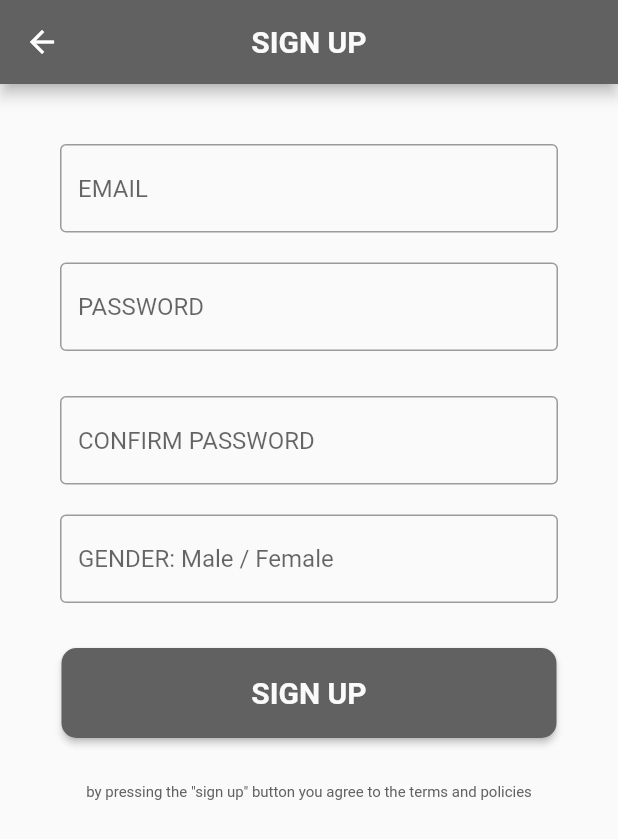
After one commit to mosaber7/Software2_project_flutter, a Flutter app: the screen it shows after launch, after a tap on "SIGN UP", on a phone screen of 412 x 824 dp. The commit adds this screen. Shown: the top 839 px of the screen. Run offline on Flutter 3.47's test engine with Material 2 defaults, Android fonts, the phone set to English and light mode, and no system bars.

Commit message:
sign up page is added mosaber 24/8

```diff
--- a/software2_project/lib/homepage.dart
+++ b/software2_project/lib/homepage.dart
@@ -1,5 +1,6 @@
 import 'package:flutter/material.dart';
 import 'package:software2_project/signinpage.dart';
+import 'package:software2_project/singuppage.dart';
 
 void main() {
   runApp(MaterialApp(
@@ -68,12 +69,15 @@ class Homepage extends StatelessWidget {
               minWidth: 300.0,
               height: 60.0,
               child: RaisedButton(
-                onPressed: () {},
+                onPressed: () {
+                  Navigator.push(context,
+                      MaterialPageRoute(builder: (context) => Signuppage()));
+                },
                 shape: RoundedRectangleBorder(
                     borderRadius: BorderRadiusDirectional.circular(10)),
                 color: Colors.grey[700],
                 child: Text(
-                  'SIGNUP',
+                  'SIGN UP',
                   style: TextStyle(
                     fontWeight: FontWeight.bold,
                     color: Colors.grey[50],
--- /dev/null
+++ b/software2_project/lib/singuppage.dart
@@ -0,0 +1,96 @@
+import 'package:flutter/material.dart';
+
+class Signuppage extends StatelessWidget {
+  @override
+  Widget build(BuildContext context) {
+    return Scaffold(
+      appBar: AppBar(
+        backgroundColor: Colors.grey[700],
+        title: Text(
+          'SIGN UP',
+          style: TextStyle(
+            fontWeight: FontWeight.bold,
+            color: Colors.grey[50],
+            fontSize: 20,
+          ),
+        ),
+        centerTitle: true,
+      ),
+      body: SingleChildScrollView(
+        child: Column(
+          mainAxisAlignment: MainAxisAlignment.center,
+          children: <Widget>[
+            Container(
+              margin: EdgeInsets.fromLTRB(40, 40, 40, 0),
+              child: TextField(
+                decoration: InputDecoration(
+                    border: OutlineInputBorder(), hintText: 'EMAIL'),
+              ),
+            ),
+            SizedBox(
+              height: 20,
+            ),
+            Container(
+              margin: EdgeInsets.fromLTRB(40, 0, 40, 0),
+              child: TextField(
+                obscureText: true,
+                decoration: InputDecoration(
+                    border: OutlineInputBorder(), hintText: 'PASSWORD'),
+              ),
+            ),
+            SizedBox(
+              height: 30,
+            ),
+            Container(
+              margin: EdgeInsets.fromLTRB(40, 0, 40, 0),
+              child: TextField(
+                obscureText: true,
+                decoration: InputDecoration(
+                    border: OutlineInputBorder(), hintText: 'CONFIRM PASSWORD'),
+              ),
+            ),
+            SizedBox(
+              height: 20,
+            ),
+            Container(
+              margin: EdgeInsets.fromLTRB(40, 0, 40, 0),
+              child: TextField(
+                decoration: InputDecoration(
+                    border: OutlineInputBorder(),
+                    hintText: 'GENDER: Male / Female'),
+              ),
+            ),
+            SizedBox(
+              height: 30,
+            ),
+            Container(
+              width: 330,
+              height: 60,
+              child: RaisedButton(
+                onPressed: () {},
+                shape: RoundedRectangleBorder(
+                    borderRadius: BorderRadius.circular(10)),
+                color: Colors.grey[700],
+                child: Text(
+                  'SIGN UP',
+                  style: TextStyle(
+                    fontWeight: FontWeight.bold,
+                    color: Colors.grey[50],
+                    fontSize: 20,
+                  ),
+                ),
+              ),
+            ),
+            SizedBox(
+              height: 30,
+            ),
+            Text(
+              'by pressing the "sign up" button you agree to the terms and policies',
+              style: TextStyle(fontSize: 10, color: Colors.grey[700]),
+            )
+          ],
+        ),
+      ),
+    );
+  }
+}
```
